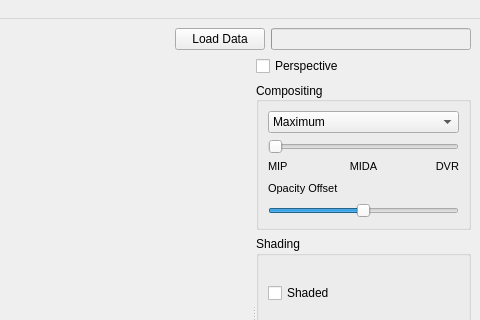
Above: src/mainwindow.ui from themangosteen/vismed2 before the change; both pictures show x 520 to 1000 and y 0 to 320 of the 1000 by 600 pixel window. Below: the same form after it.
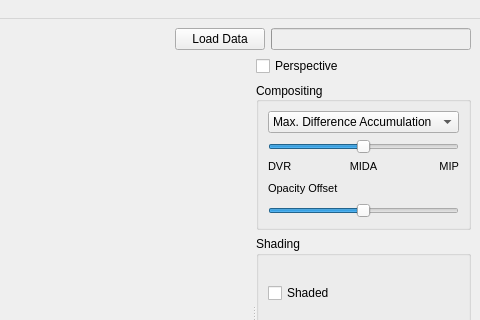
That is the form after the change. Custom widgets are drawn as their Qt base class.

Commit message: added option to interpolate between DVR and MIDA via a slider

What changed in the file:
```diff
--- a/src/mainwindow.ui
+++ b/src/mainwindow.ui
@@ -138,14 +138,12 @@
                  <height>30</height>
                 </size>
                </property>
+               <property name="currentIndex">
+                <number>1</number>
+               </property>
                <item>
                 <property name="text">
-                 <string>Maximum</string>
-                </property>
-               </item>
-               <item>
-                <property name="text">
-                 <string>Average</string>
+                 <string>Alpha Compositing (&quot;DVR&quot;)</string>
                 </property>
                </item>
                <item>
@@ -161,10 +159,28 @@
               </widget>
              </item>
              <item>
-              <widget class="QSlider" name="horizontalSlider">
+              <widget class="QSlider" name="midaParamSlider">
+               <property name="minimum">
+                <number>-1000</number>
+               </property>
+               <property name="maximum">
+                <number>1000</number>
+               </property>
+               <property name="singleStep">
+                <number>1</number>
+               </property>
+               <property name="pageStep">
+                <number>1</number>
+               </property>
                <property name="orientation">
                 <enum>Qt::Horizontal</enum>
                </property>
+               <property name="invertedAppearance">
+                <bool>false</bool>
+               </property>
+               <property name="invertedControls">
+                <bool>false</bool>
+               </property>
                <property name="tickPosition">
                 <enum>QSlider::NoTicks</enum>
                </property>
@@ -183,7 +199,7 @@
                   </font>
                  </property>
                  <property name="text">
-                  <string>MIP</string>
+                  <string>DVR</string>
                  </property>
                  <property name="alignment">
                   <set>Qt::AlignLeading|Qt::AlignLeft|Qt::AlignTop</set>
@@ -213,7 +229,7 @@
                   </font>
                  </property>
                  <property name="text">
-                  <string>DVR</string>
+                  <string>MIP</string>
                  </property>
                  <property name="alignment">
                   <set>Qt::AlignRight|Qt::AlignTop|Qt::AlignTrailing</set>
```
Left out of the diff: 11 changed lines with no effect on the pictures. The commit also changes 4 other files.
